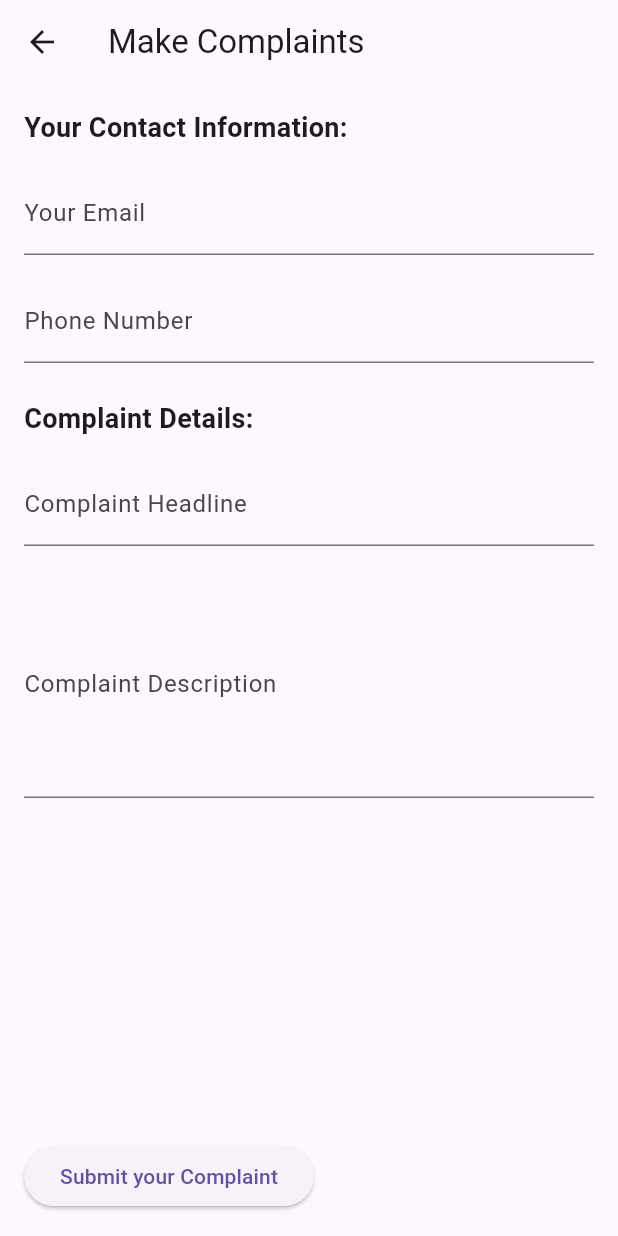
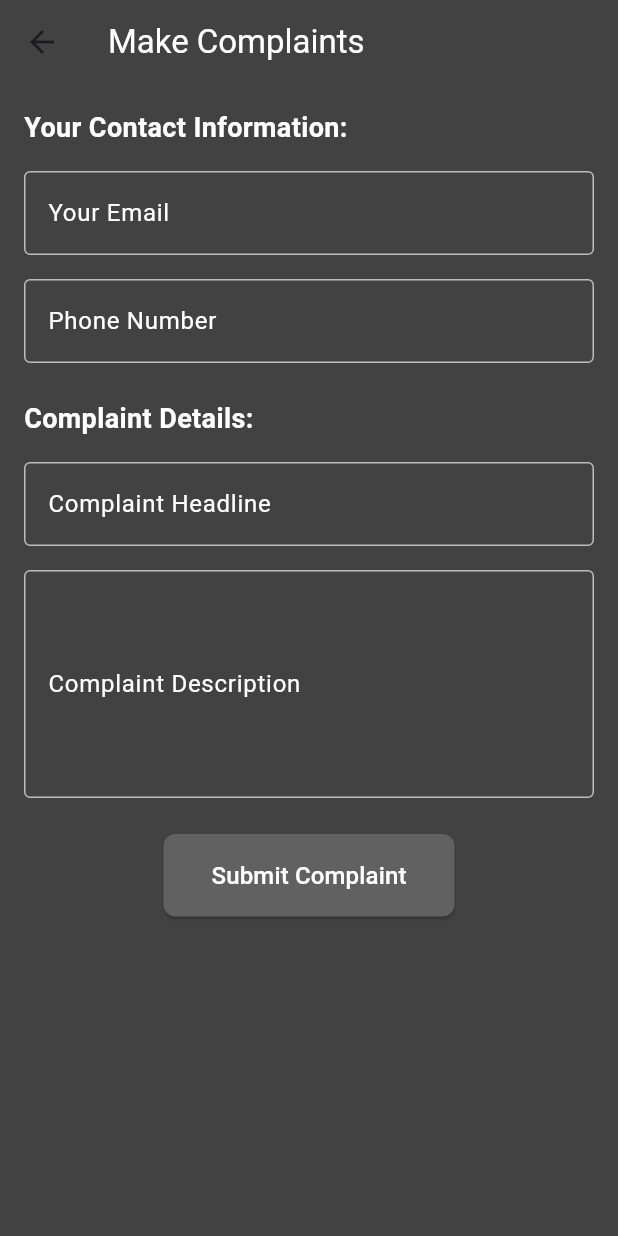
Before and after one commit to Ippo03/sign-stage, a Flutter app: the MakeComplaintsScreen screen opened directly, on a phone screen of 412 x 824 dp. Run offline on Flutter 3.47's test engine with Material 3 defaults, Android fonts, the phone set to English and light mode, and no system bars; our stand-ins replace google_maps_flutter.

Commit message:
finalize complaints functionality

```diff
--- a/lib/screens/secondary/make_compalints_screen.dart
+++ b/lib/screens/secondary/make_compalints_screen.dart
@@ -10,6 +10,7 @@ class MakeComplaintsScreen extends StatefulWidget {
 }
 
 class _MakeComplaintsScreenState extends State<MakeComplaintsScreen> {
+  final _formKey = GlobalKey<FormState>();
   final _emailController = TextEditingController();
   final _phoneNumberController = TextEditingController();
   final _complaintHeadlineController = TextEditingController();
@@ -25,6 +26,7 @@ class _MakeComplaintsScreenState extends State<MakeComplaintsScreen> {
   }
 
   void _onAddComplaint() {
+    if (_formKey.currentState!.validate()) {
       final complaint = Complaint(
         email: _emailController.text,
         phoneNumber: _phoneNumberController.text,
@@ -32,17 +34,61 @@ class _MakeComplaintsScreenState extends State<MakeComplaintsScreen> {
         description: _complaintDescriptionController.text,
       );
       complaints.add(complaint);
+
+      ScaffoldMessenger.of(context).showSnackBar(
+        const SnackBar(
+          content: Text('Complaint submitted successfully!'),
+        ),
+      );
+
       Navigator.of(context).pop();
+    }
+  }
+
+  String? _validateEmail(String? value) {
+    if (value == null || value.isEmpty) {
+      return 'Please enter your email';
+    }
+    return null;
+  }
+
+  String? _validatePhoneNumber(String? value) {
+    if (value == null || value.isEmpty) {
+      return 'Please enter your phone number';
+    }
+    return null;
+  }
+
+  String? _validateComplaintHeadline(String? value) {
+    if (value == null || value.isEmpty) {
+      return 'Please enter a headline for your complaint';
+    }
+    return null;
+  }
+
+  String? _validateComplaintDescription(String? value) {
+    if (value == null || value.isEmpty) {
+      return 'Please enter a description for your complaint';
+    }
+    return null;
   }
 
   @override
   Widget build(BuildContext context) {
     return Scaffold(
       appBar: AppBar(
-        title: const Text('Make Complaints'),
+        title: const Text(
+          'Make Complaints',
+          style: TextStyle(color: Colors.white),
         ),
-      body: Padding(
+        backgroundColor: Colors.grey[800],
+      ),
+      backgroundColor: Colors.grey[800],
+      body: SingleChildScrollView(
+        child: Padding(
           padding: const EdgeInsets.all(16.0),
+          child: Form(
+            key: _formKey,
             child: Column(
               crossAxisAlignment: CrossAxisAlignment.start,
               children: [
@@ -51,23 +97,44 @@ class _MakeComplaintsScreenState extends State<MakeComplaintsScreen> {
                   style: TextStyle(
                     fontWeight: FontWeight.bold,
                     fontSize: 18.0,
+                    color: Colors.white,
                   ),
                 ),
                 const SizedBox(height: 16.0),
-            TextField(
+                TextFormField(
                   controller: _emailController,
-              decoration: const InputDecoration(
-                hintText: 'john.doe@example.com',
+                  style: const TextStyle(color: Colors.white),
+                  decoration: InputDecoration(
+                    hintText: 'johndoe@example.com',
+                    hintStyle: TextStyle(color: Colors.grey[400]),
                     labelText: 'Your Email',
+                    labelStyle: const TextStyle(color: Colors.white),
+                    focusedBorder: const OutlineInputBorder(
+                      borderSide: BorderSide(color: Colors.white),
+                    ),
+                    enabledBorder: OutlineInputBorder(
+                      borderSide: BorderSide(color: Colors.grey[400]!),
                     ),
                   ),
+                  validator: _validateEmail,
+                ),
                 const SizedBox(height: 16.0),
-            TextField(
+                TextFormField(
                   controller: _phoneNumberController,
-              decoration: const InputDecoration(
-                hintText: '6970234123',
+                  style: const TextStyle(color: Colors.white),
+                  decoration: InputDecoration(
+                    hintText: '6945678487',
+                    hintStyle: TextStyle(color: Colors.grey[400]),
                     labelText: 'Phone Number',
+                    labelStyle: const TextStyle(color: Colors.white),
+                    focusedBorder: const OutlineInputBorder(
+                      borderSide: BorderSide(color: Colors.white),
                     ),
+                    enabledBorder: OutlineInputBorder(
+                      borderSide: BorderSide(color: Colors.grey[400]!),
+                    ),
+                  ),
+                  validator: _validatePhoneNumber,
                 ),
                 const SizedBox(height: 24.0),
                 const Text(
@@ -75,33 +142,67 @@ class _MakeComplaintsScreenState extends State<MakeComplaintsScreen> {
                   style: TextStyle(
                     fontWeight: FontWeight.bold,
                     fontSize: 18.0,
+                    color: Colors.white,
                   ),
                 ),
                 const SizedBox(height: 16.0),
-            TextField(
+                TextFormField(
                   controller: _complaintHeadlineController,
-              decoration: const InputDecoration(
-                hintText: 'Give a summary of the problem you are facing...',
+                  style: const TextStyle(color: Colors.white),
+                  decoration: InputDecoration(
+                    hintText: 'Give a headline to your complaint...',
+                    hintStyle: TextStyle(color: Colors.grey[400]),
                     labelText: 'Complaint Headline',
+                    labelStyle: const TextStyle(color: Colors.white),
+                    focusedBorder: const OutlineInputBorder(
+                      borderSide: BorderSide(color: Colors.white),
+                    ),
+                    enabledBorder: OutlineInputBorder(
+                      borderSide: BorderSide(color: Colors.grey[400]!),
                     ),
                   ),
+                  validator: _validateComplaintHeadline,
+                ),
                 const SizedBox(height: 16.0),
-            TextField(
+                TextFormField(
                   controller: _complaintDescriptionController,
+                  style: const TextStyle(color: Colors.white),
                   maxLines: 5,
-              decoration: const InputDecoration(
-                hintText: 'Explain the problem in more detail...',
+                  decoration: InputDecoration(
+                    hintText: 'Explain your complaint in detail here...',
+                    hintStyle: TextStyle(color: Colors.grey[400]),
                     labelText: 'Complaint Description',
+                    labelStyle: const TextStyle(color: Colors.white),
+                    focusedBorder: const OutlineInputBorder(
+                      borderSide: BorderSide(color: Colors.white),
+                    ),
+                    enabledBorder: OutlineInputBorder(
+                      borderSide: BorderSide(color: Colors.grey[400]!),
                     ),
                   ),
-            const Spacer(),
-            ElevatedButton(
-              onPressed: () {
-                _onAddComplaint();
-              },
-              child: const Text('Submit your Complaint'),
+                  validator: _validateComplaintDescription,
+                ),
+                const SizedBox(height: 24.0),
+                Center(
+                  child: ElevatedButton(
+                    onPressed: _onAddComplaint,
+                    style: ElevatedButton.styleFrom(
+                      foregroundColor: Colors.white,
+                      backgroundColor: Colors.grey[700],
+                      padding: const EdgeInsets.symmetric(horizontal: 32, vertical: 16),
+                      shape: RoundedRectangleBorder(
+                        borderRadius: BorderRadius.circular(8),
+                      ),
+                    ),
+                    child: const Text(
+                      'Submit Complaint',
+                      style: TextStyle(fontSize: 16),
+                    ),
+                  ),
                 ),
               ],
+            ),
+          ),
         ),
       ),
     );
```
Lines whose indentation alone changed are shown as unchanged.
